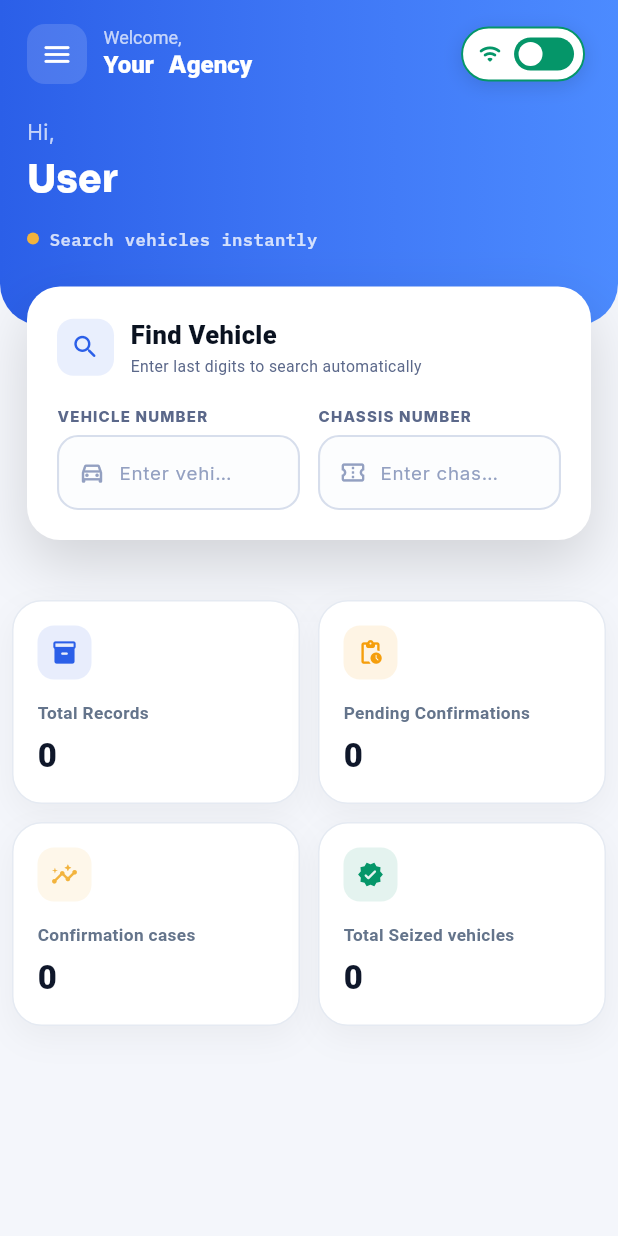
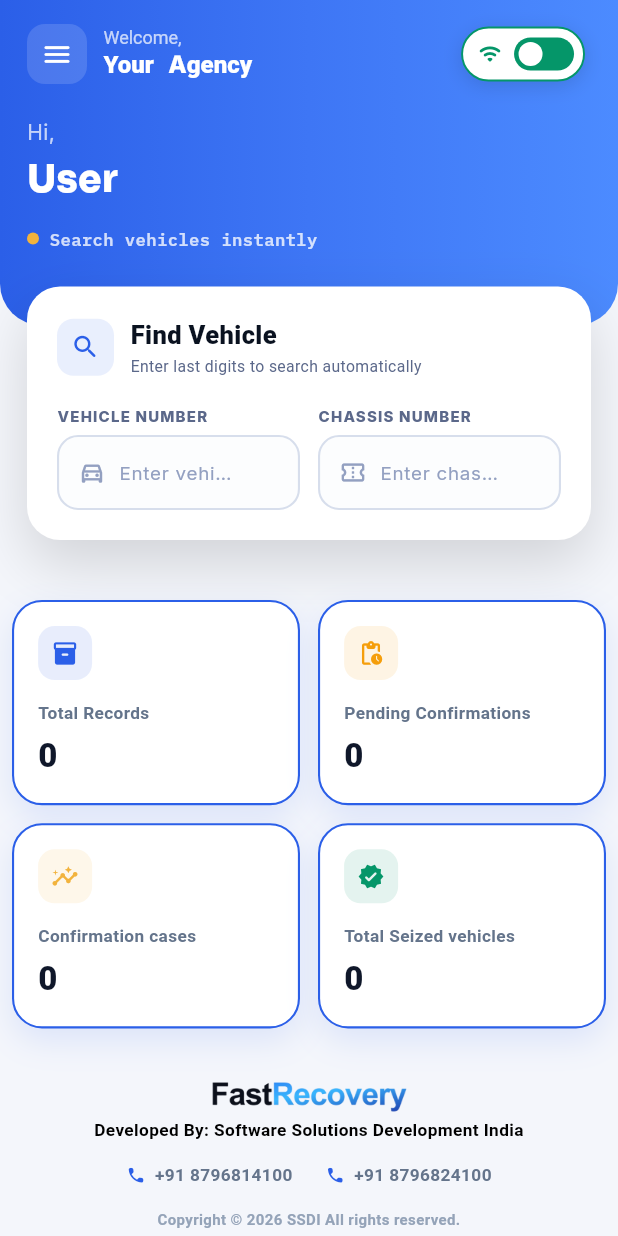
Before and after one commit to ssdi112526-design/fastrecoveryApp, a Flutter app: the HomeScreen screen opened by its route, on a phone screen of 412 x 824 dp. Run offline on Flutter 3.47's test engine with Material 3 defaults, Android fonts, the light colour scheme and no system bars; our stand-ins replace connectivity_plus, file_picker, geolocator, google_fonts, image_picker, open_filex and 6 more; missing offline and left inert: excel_plus; accounts and stored records are empty; network calls fail; project files that could hold a hidden picture were left out.

Commit message:
5/Nov/2026 by Lokesh

```diff
--- a/lib/Screen/Find_vehicle.dart
+++ b/lib/Screen/Find_vehicle.dart
@@ -5,6 +5,7 @@ import 'package:flutter/material.dart';
 import 'package:flutter/services.dart';
 import 'package:http/http.dart' as http;
 import 'package:shared_preferences/shared_preferences.dart';
+import 'package:url_launcher/url_launcher.dart';
 import '../Service/SharedPreferenceService.dart';
 import '../auth/login/login_page.dart';
 import '../Model_class/profile_model.dart';
@@ -769,6 +770,33 @@ class _HomeScreenState extends State<HomeScreen> {
     return (value != null && value.isNotEmpty) ? value : '—';
   }
 
+  Future<void> _launchUrl(String url) async {
+    try {
+      final ok = await launchUrl(
+        Uri.parse(url),
+        mode: LaunchMode.externalApplication,
+      );
+      if (!ok) _showSnack('Could not open link');
+    } catch (_) {
+      _showSnack('Could not open link');
+    }
+  }
+
+  void _showSnack(String message) {
+    if (!mounted) return;
+    ScaffoldMessenger.of(context).showSnackBar(
+      SnackBar(
+        content: Text(message),
+        behavior: SnackBarBehavior.floating,
+        margin: const EdgeInsets.all(16),
+        shape: RoundedRectangleBorder(
+          borderRadius: BorderRadius.circular(14),
+        ),
+      ),
+    );
+  }
+
+
   // ============================================================
   // BUILD
   // ============================================================
@@ -804,6 +832,8 @@ class _HomeScreenState extends State<HomeScreen> {
                   const SizedBox(height: 12),
                   const OfflineSyncCard(),
                   _buildStatsCards(),
+                  const SizedBox(height: 18),
+                  _buildFooter(isDark),
                 ],
               ),
             ),
@@ -1505,6 +1535,97 @@ class _HomeScreenState extends State<HomeScreen> {
     return rows;
   }
 
+
+  Widget _footerLink({
+    required IconData icon,
+    required String label,
+    required String url,
+    required bool isDark,
+  }) {
+    final textColor =
+    isDark ? const Color(0xff9CAAC4) : const Color(0xff64748B);
+
+    return InkWell(
+      borderRadius: BorderRadius.circular(10),
+      onTap: () => _launchUrl(url),
+      child: Padding(
+        padding: const EdgeInsets.symmetric(vertical: 6, horizontal: 4),
+        child: Row(
+          mainAxisSize: MainAxisSize.min,
+          children: [
+            Icon(icon, size: 13, color: AppColors.blue600),
+            const SizedBox(width: 6),
+            Text(
+              label,
+              style: TextStyle(
+                fontSize: 11.5,
+                fontWeight: FontWeight.w600,
+                color: textColor,
+              ),
+            ),
+          ],
+        ),
+      ),
+    );
+  }
+
+  Widget _buildFooter(bool isDark) {
+    final mutedText =
+    isDark ? const Color(0xff6B7893) : const Color(0xff94A3B8);
+
+    return Column(
+      crossAxisAlignment: CrossAxisAlignment.stretch,
+      children: [
+        Image.asset(
+          isDark
+              ? 'assets/images/fastrecovery_logo_2dark.png'
+              : 'assets/images/fastrecovery_logo-2.png',
+          height: 30,
+        ),
+        Text(
+          'Developed By: Software Solutions Development India',
+          textAlign: TextAlign.center,
+          style: TextStyle(
+            fontSize: 11.5,
+            fontWeight: FontWeight.bold,
+            color: isDark ? Colors.white : Colors.black,
+          ),
+        ),
+        const SizedBox(height: 8),
+        Wrap(
+          alignment: WrapAlignment.center,
+          crossAxisAlignment: WrapCrossAlignment.center,
+          spacing: 14,
+          runSpacing: 4,
+          children: [
+            _footerLink(
+              icon: Icons.call_rounded,
+              label: '+91 8796814100',
+              url: 'tel:+918796814100',
+              isDark: isDark,
+            ),
+            _footerLink(
+              icon: Icons.call_rounded,
+              label: '+91 8796824100',
+              url: 'tel:+918796824100',
+              isDark: isDark,
+            ),
+          ],
+        ),
+        const SizedBox(height: 8),
+        Text(
+          'Copyright © ${DateTime.now().year} SSDI All rights reserved.',
+          textAlign: TextAlign.center,
+          style: TextStyle(
+            fontSize: 10,
+            fontWeight: FontWeight.bold,
+            color: mutedText,
+          ),
+        ),
+      ],
+    );
+  }
+
   Widget _homeStatCard({
     required bool isDark,
     required String label,
@@ -1523,16 +1644,17 @@ class _HomeScreenState extends State<HomeScreen> {
       decoration: BoxDecoration(
         color: bg,
         borderRadius: BorderRadius.circular(20),
-        border: Border.all(color: border),
+        border: Border.all(color: AppColors.blue600, width: 1.4),
         boxShadow: [
           BoxShadow(
-            color: Colors.black.withOpacity(isDark ? .24 : .045),
+            color: AppColors.blue600.withOpacity(isDark ? .22 : .12),
             blurRadius: 18,
             offset: const Offset(0, 8),
           ),
         ],
       ),
       child: Column(
+        // ... baaki same
         crossAxisAlignment: CrossAxisAlignment.start,
         children: [
           Container(
--- a/lib/Screen/dashboard.dart
+++ b/lib/Screen/dashboard.dart
@@ -784,11 +784,13 @@ class _AgencyDashboardPageState extends State<AgencyDashboardPage>
       color: isDark ? const Color(0xff10182A) : Colors.white,
       borderRadius: BorderRadius.circular(20),
       border: Border.all(
-        color: isDark ? const Color(0xff24304A) : const Color(0xffE5EAF2),
+        color: AppColors.blue600,   // blue highlight
+        width: 1.4,
       ),
       boxShadow: [
         BoxShadow(
-          color: Colors.black.withOpacity(isDark ? .23 : .04),
+          // halka blue glow, taaki highlight aur achha dikhe
+          color: AppColors.blue600.withOpacity(isDark ? .22 : .12),
           blurRadius: 18,
           offset: const Offset(0, 8),
         ),
```
